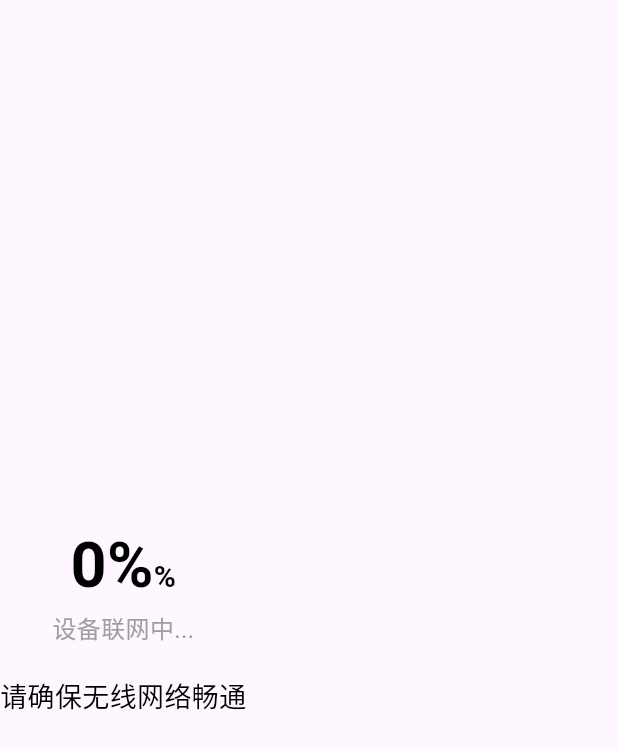
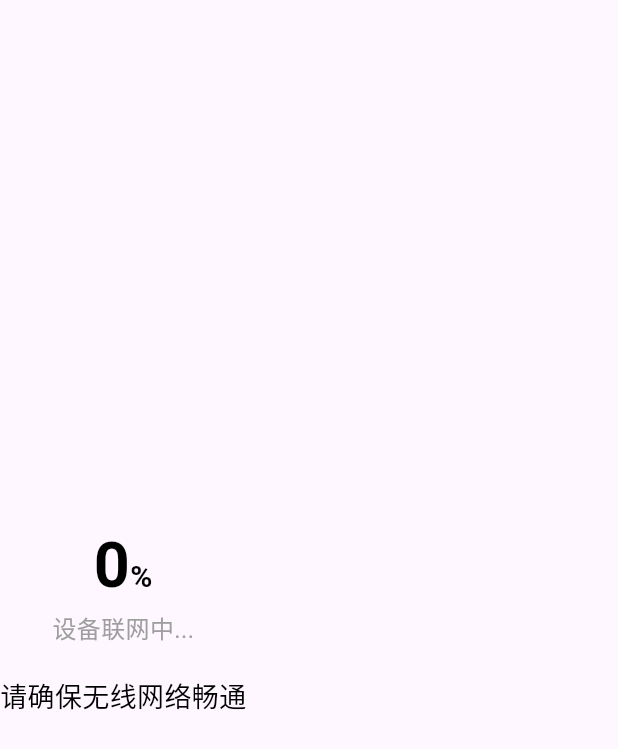
Before and after one commit to CrassusX/flutter_ble_scan, a Flutter app: the VerticalProgressTip widget shown alone on an empty page, opened directly, on a phone screen of 412 x 824 dp. Shown: the top 749 px of the screen. Run offline on Flutter 3.47's test engine with Material 3 defaults, Android fonts, the phone set to English and light mode, and no system bars; our stand-ins replace device_info_plus, dio, dots_indicator, flutter_blue_plus, flutter_svg, fluttertoast and 4 more; missing offline and left inert: mobile_scanner; accounts and stored records are empty; network calls fail.

Commit message:
fix-->百分比

```diff
--- a/lib/lib/ble.dart
+++ b/lib/lib/ble.dart
@@ -22,6 +22,7 @@ int closeTime = 20000;
 Map devices = {};
 
 Map<String, ConnectedDeviceProp> connectList = {};
+
 
 start(Function fun) async {
   findCall = fun;
--- a/lib/page/wifi/seat_wifi_step3_progress.dart
+++ b/lib/page/wifi/seat_wifi_step3_progress.dart
@@ -141,7 +141,7 @@ class VerticalProgressTip extends StatelessWidget {
   bool get hasComplete => progress >= 100;
 
   String get progressText =>
-      hasComplete ? "100%" : "${progress.toStringAsFixed(0)}%";
+      hasComplete ? "100" : progress.toStringAsFixed(0);
 
   @override
   Widget build(BuildContext context) {
```
